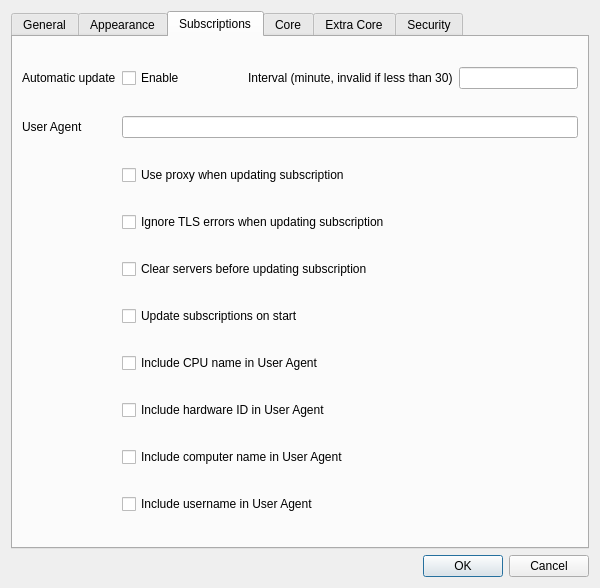
Ogstra/proxor, file src/ui/dialog_basic_settings.ui: the form before one commit.
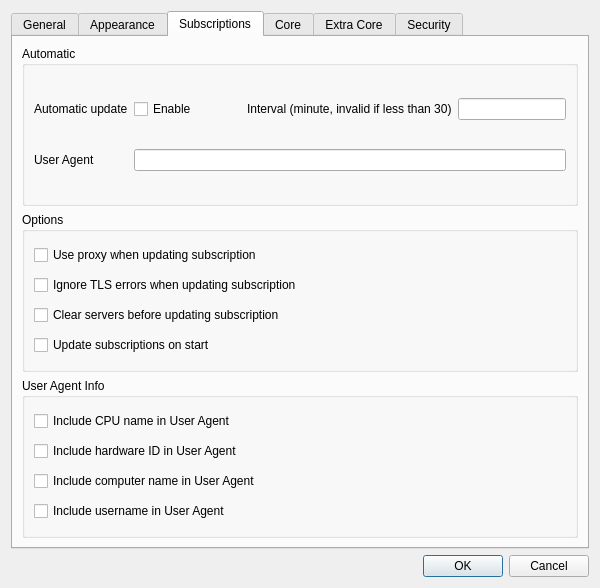
The form after the commit. The open tabs and pages were chosen to show the change. Custom widgets are drawn as their Qt base class.

Commit message: style: reorganize settings dialogs

Patch:
```diff
--- a/src/ui/dialog_basic_settings.ui
+++ b/src/ui/dialog_basic_settings.ui
@@ -525,7 +525,26 @@
       <attribute name="title">
        <string>Subscriptions</string>
       </attribute>
-      <layout class="QGridLayout" name="gridLayout_3">
+      <layout class="QVBoxLayout" name="verticalLayout_subs">
+       <item>
+        <widget class="QGroupBox" name="sub_auto_update_box">
+         <property name="title">
+          <string>Automatic</string>
+         </property>
+         <layout class="QGridLayout" name="gridLayout_sub_auto">
+          <item row="0" column="0">
+           <widget class="QLabel" name="label_20">
+            <property name="sizePolicy">
+             <sizepolicy hsizetype="Preferred" vsizetype="Maximum">
+              <horstretch>0</horstretch>
+              <verstretch>0</verstretch>
+             </sizepolicy>
+            </property>
+            <property name="text">
+             <string>Automatic update</string>
+            </property>
+           </widget>
+          </item>
        <item row="0" column="1">
         <layout class="QHBoxLayout" name="horizontalLayout_5">
          <item>
@@ -560,83 +579,91 @@
          </item>
         </layout>
        </item>
+          <item row="1" column="0">
+           <widget class="QLabel" name="label_4">
+            <property name="text">
+             <string>User Agent</string>
+            </property>
+           </widget>
+          </item>
        <item row="1" column="1">
         <widget class="MyLineEdit" name="user_agent"/>
        </item>
-       <item row="2" column="1">
+         </layout>
+        </widget>
+       </item>
+       <item>
+        <widget class="QGroupBox" name="sub_options_box">
+         <property name="title">
+          <string>Options</string>
+         </property>
+         <layout class="QVBoxLayout" name="verticalLayout_sub_options">
+          <item>
         <widget class="QCheckBox" name="sub_use_proxy">
          <property name="text">
           <string>Use proxy when updating subscription</string>
          </property>
         </widget>
        </item>
-       <item row="3" column="1">
+          <item>
         <widget class="QCheckBox" name="sub_insecure">
          <property name="text">
           <string>Ignore TLS errors when updating subscription</string>
          </property>
         </widget>
        </item>
-       <item row="4" column="1">
+          <item>
         <widget class="QCheckBox" name="sub_clear">
          <property name="text">
           <string>Clear servers before updating subscription</string>
          </property>
         </widget>
        </item>
-       <item row="5" column="1">
+          <item>
         <widget class="QCheckBox" name="sub_update_on_start">
          <property name="text">
           <string>Update subscriptions on start</string>
          </property>
         </widget>
        </item>
-       <item row="6" column="1">
+         </layout>
+        </widget>
+       </item>
+       <item>
+        <widget class="QGroupBox" name="sub_ua_info_box">
+         <property name="title">
+          <string>User Agent Info</string>
+         </property>
+         <layout class="QVBoxLayout" name="verticalLayout_sub_ua">
+          <item>
         <widget class="QCheckBox" name="ua_include_cpu">
          <property name="text">
           <string>Include CPU name in User Agent</string>
          </property>
         </widget>
        </item>
-       <item row="7" column="1">
+          <item>
         <widget class="QCheckBox" name="ua_include_hwid">
          <property name="text">
           <string>Include hardware ID in User Agent</string>
          </property>
         </widget>
        </item>
-       <item row="8" column="1">
+          <item>
         <widget class="QCheckBox" name="ua_include_computer">
          <property name="text">
           <string>Include computer name in User Agent</string>
          </property>
         </widget>
        </item>
-       <item row="9" column="1">
+          <item>
         <widget class="QCheckBox" name="ua_include_username">
          <property name="text">
           <string>Include username in User Agent</string>
          </property>
         </widget>
        </item>
-       <item row="0" column="0">
-        <widget class="QLabel" name="label_20">
-         <property name="sizePolicy">
-          <sizepolicy hsizetype="Preferred" vsizetype="Maximum">
-           <horstretch>0</horstretch>
-           <verstretch>0</verstretch>
-          </sizepolicy>
-         </property>
-         <property name="text">
-          <string>Automatic update</string>
-         </property>
-        </widget>
-       </item>
-       <item row="1" column="0">
-        <widget class="QLabel" name="label_4">
-         <property name="text">
-          <string>User Agent</string>
-         </property>
+         </layout>
         </widget>
        </item>
       </layout>
```
Lines whose indentation alone changed are shown as unchanged. The commit also changes 3 other files.
